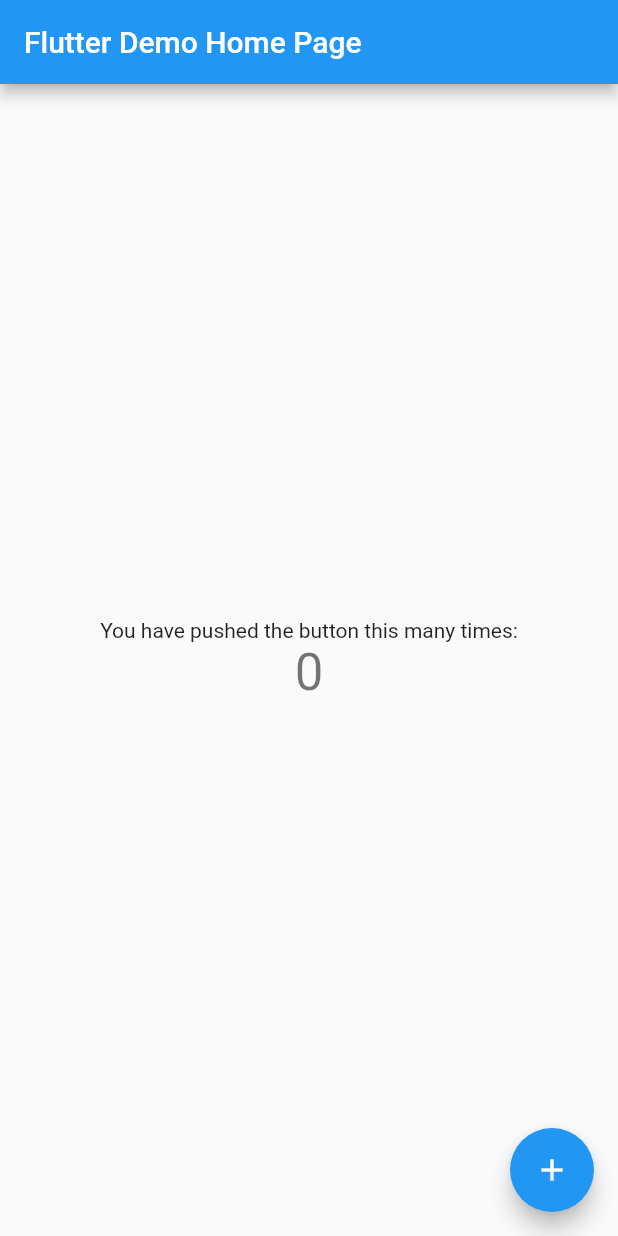
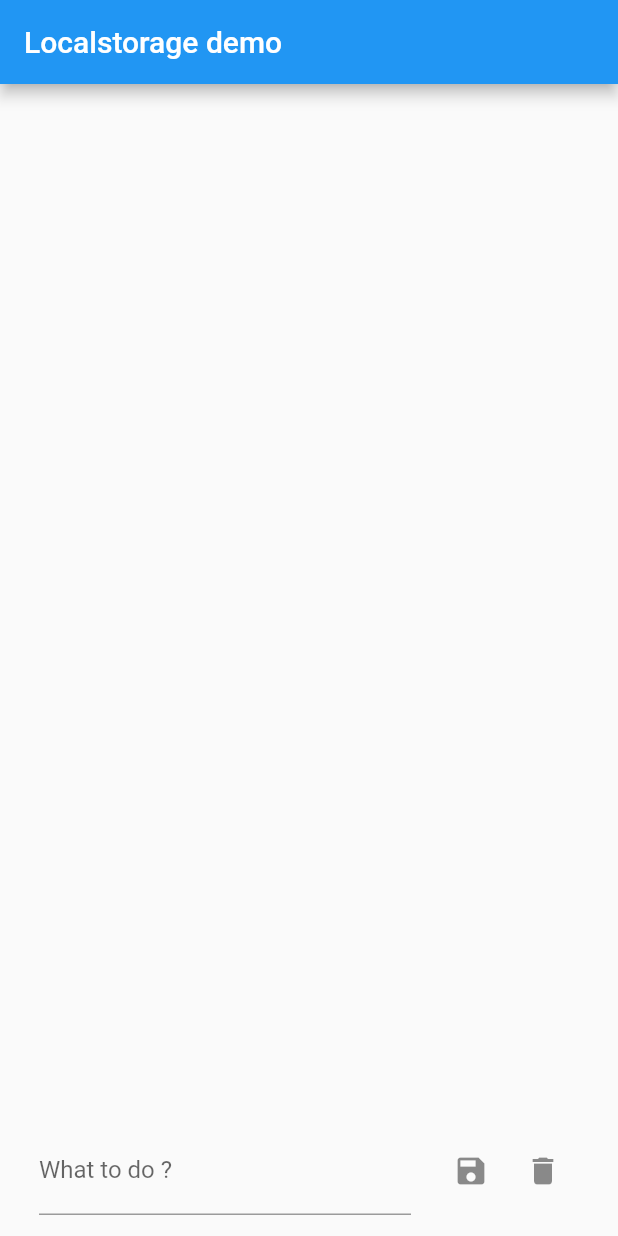
Before and after one commit to nabinsah703/todo_appo_with_localstorage, a Flutter app: the screen it shows after launch, on a phone screen of 412 x 824 dp. Run offline on Flutter 3.47's test engine with Material 2 defaults, Android fonts, the phone set to English and light mode, and no system bars; our stand-ins replace localstorage.

Commit message:
localstorage todo app is complete

```diff
--- a/lib/main.dart
+++ b/lib/main.dart
@@ -1,4 +1,5 @@
 import 'package:flutter/material.dart';
+import 'package:localstorage/localstorage.dart';
 
 void main() {
   runApp(const MyApp());
@@ -7,109 +8,159 @@
 class MyApp extends StatelessWidget {
   const MyApp({Key? key}) : super(key: key);
 
-  // This widget is the root of your application.
   @override
   Widget build(BuildContext context) {
     return MaterialApp(
-      title: 'Flutter Demo',
-      theme: ThemeData(
-        // This is the theme of your application.
-        //
-        // Try running your application with "flutter run". You'll see the
-        // application has a blue toolbar. Then, without quitting the app, try
-        // changing the primarySwatch below to Colors.green and then invoke
-        // "hot reload" (press "r" in the console where you ran "flutter run",
-        // or simply save your changes to "hot reload" in a Flutter IDE).
-        // Notice that the counter didn't reset back to zero; the application
-        // is not restarted.
-        primarySwatch: Colors.blue,
-      ),
-      home: const MyHomePage(title: 'Flutter Demo Home Page'),
+      title: 'localstorage todo app',
+      theme: ThemeData(primarySwatch: Colors.blue),
+      home: const HomePage(),
     );
   }
 }
 
-class MyHomePage extends StatefulWidget {
-  const MyHomePage({Key? key, required this.title}) : super(key: key);
-
-  // This widget is the home page of your application. It is stateful, meaning
-  // that it has a State object (defined below) that contains fields that affect
-  // how it looks.
-
-  // This class is the configuration for the state. It holds the values (in this
-  // case the title) provided by the parent (in this case the App widget) and
-  // used by the build method of the State. Fields in a Widget subclass are
-  // always marked "final".
-
-  final String title;
+class HomePage extends StatefulWidget {
+  const HomePage({Key? key}) : super(key: key);
 
   @override
-  State<MyHomePage> createState() => _MyHomePageState();
+  State<HomePage> createState() => _HomePageState();
 }
 
-class _MyHomePageState extends State<MyHomePage> {
-  int _counter = 0;
+class TodoItem {
+  String title;
+  bool done;
+  TodoItem({required this.title, required this.done});
+  toJSONEncodable() {
+    Map<String, dynamic> mapitem = Map();
+    mapitem['title'] = title;
+    mapitem['done'] = done;
+    return mapitem;
+  }
+}
 
-  void _incrementCounter() {
+class TodoList {
+  List<TodoItem> items = [];
+  toJSONEncodable() {
+    return items.map((item) {
+      return item.toJSONEncodable();
+    }).toList();
+  }
+}
+
+class _HomePageState extends State<HomePage> {
+  final TodoList list = TodoList();
+  final LocalStorage storage = LocalStorage('todo_app');
+  bool initialized = false;
+  TextEditingController controller = TextEditingController();
+
+  _toggleItem(TodoItem item) {
     setState(() {
-      // This call to setState tells the Flutter framework that something has
-      // changed in this State, which causes it to rerun the build method below
-      // so that the display can reflect the updated values. If we changed
-      // _counter without calling setState(), then the build method would not be
-      // called again, and so nothing would appear to happen.
-      _counter++;
+      item.done = !item.done;
+      _saveToStorage();
+    });
+  }
+
+  _addItem(String title) {
+    setState(() {
+      final item = TodoItem(title: title, done: false);
+      list.items.add(item);
+      _saveToStorage();
+    });
+  }
+
+  _saveToStorage() {
+    storage.setItem('todos', list.toJSONEncodable());
+  }
+
+  _clearStorage() async {
+    await storage.clear();
+    setState(() {
+      list.items = storage.getItem('todos') ?? [];
     });
   }
 
   @override
   Widget build(BuildContext context) {
-    // This method is rerun every time setState is called, for instance as done
-    // by the _incrementCounter method above.
-    //
-    // The Flutter framework has been optimized to make rerunning build methods
-    // fast, so that you can just rebuild anything that needs updating rather
-    // than having to individually change instances of widgets.
     return Scaffold(
       appBar: AppBar(
-        // Here we take the value from the MyHomePage object that was created by
-        // the App.build method, and use it to set our appbar title.
-        title: Text(widget.title),
+        title: const Text('Localstorage demo'),
       ),
-      body: Center(
-        // Center is a layout widget. It takes a single child and positions it
-        // in the middle of the parent.
-        child: Column(
-          // Column is also a layout widget. It takes a list of children and
-          // arranges them vertically. By default, it sizes itself to fit its
-          // children horizontally, and tries to be as tall as its parent.
-          //
-          // Invoke "debug painting" (press "p" in the console, choose the
-          // "Toggle Debug Paint" action from the Flutter Inspector in Android
-          // Studio, or the "Toggle Debug Paint" command in Visual Studio Code)
-          // to see the wireframe for each widget.
-          //
-          // Column has various properties to control how it sizes itself and
-          // how it positions its children. Here we use mainAxisAlignment to
-          // center the children vertically; the main axis here is the vertical
-          // axis because Columns are vertical (the cross axis would be
-          // horizontal).
-          mainAxisAlignment: MainAxisAlignment.center,
-          children: <Widget>[
-            const Text(
-              'You have pushed the button this many times:',
-            ),
-            Text(
-              '$_counter',
-              style: Theme.of(context).textTheme.headline4,
-            ),
-          ],
+      body: Container(
+        padding: const EdgeInsets.all(10.0),
+        constraints: const BoxConstraints.expand(),
+        child: FutureBuilder(
+          future: storage.ready,
+          builder: (BuildContext context, AsyncSnapshot snapshot) {
+            if (snapshot.data == null) {
+              return const Center(
+                child: CircularProgressIndicator(),
+              );
+            }
+            if (!initialized) {
+              var items = storage.getItem('todos');
+              if (items != null) {
+                list.items = List<TodoItem>.from(
+                  (items as List).map(
+                    (item) => TodoItem(
+                      title: item['title'],
+                      done: item['done'],
+                    ),
+                  ),
+                );
+              }
+              initialized = true;
+            }
+
+            List<Widget> widgets = list.items.map((item) {
+              return CheckboxListTile(
+                value: item.done,
+                title: Text(item.title),
+                selected: item.done,
+                onChanged: (_) {
+                  _toggleItem(item);
+                },
+              );
+            }).toList();
+            return Column(children: [
+              Expanded(
+                flex: 1,
+                child: ListView(
+                  children: widgets,
+                  itemExtent: 50.0,
+                ),
+              ),
+              ListTile(
+                title: TextField(
+                  controller: controller,
+                  decoration: const InputDecoration(
+                    labelText: 'What to do ?',
+                  ),
+                  onEditingComplete: _save,
+                ),
+                trailing: Row(
+                  mainAxisSize: MainAxisSize.min,
+                  children: <Widget>[
+                    IconButton(
+                      icon: const Icon(Icons.save),
+                      onPressed: _save,
+                      tooltip: 'Save',
+                    ),
+                    IconButton(
+                      icon: const Icon(Icons.delete),
+                      onPressed: _clearStorage,
+                      tooltip: 'Clear storage',
+                    )
+                  ],
+                ),
+              )
+            ]);
+          },
         ),
       ),
-      floatingActionButton: FloatingActionButton(
-        onPressed: _incrementCounter,
-        tooltip: 'Increment',
-        child: const Icon(Icons.add),
-      ), // This trailing comma makes auto-formatting nicer for build methods.
     );
   }
+
+  void _save() {
+    _addItem(controller.value.text);
+    controller.clear();
+  }
 }
--- a/pubspec.yaml
+++ b/pubspec.yaml
@@ -34,6 +34,7 @@
   # The following adds the Cupertino Icons font to your application.
   # Use with the CupertinoIcons class for iOS style icons.
   cupertino_icons: ^1.0.2
+  localstorage: ^4.0.0+1
 
 dev_dependencies:
   flutter_test:
```
Also changed, not shown: pubspec.lock, 1 other file.
